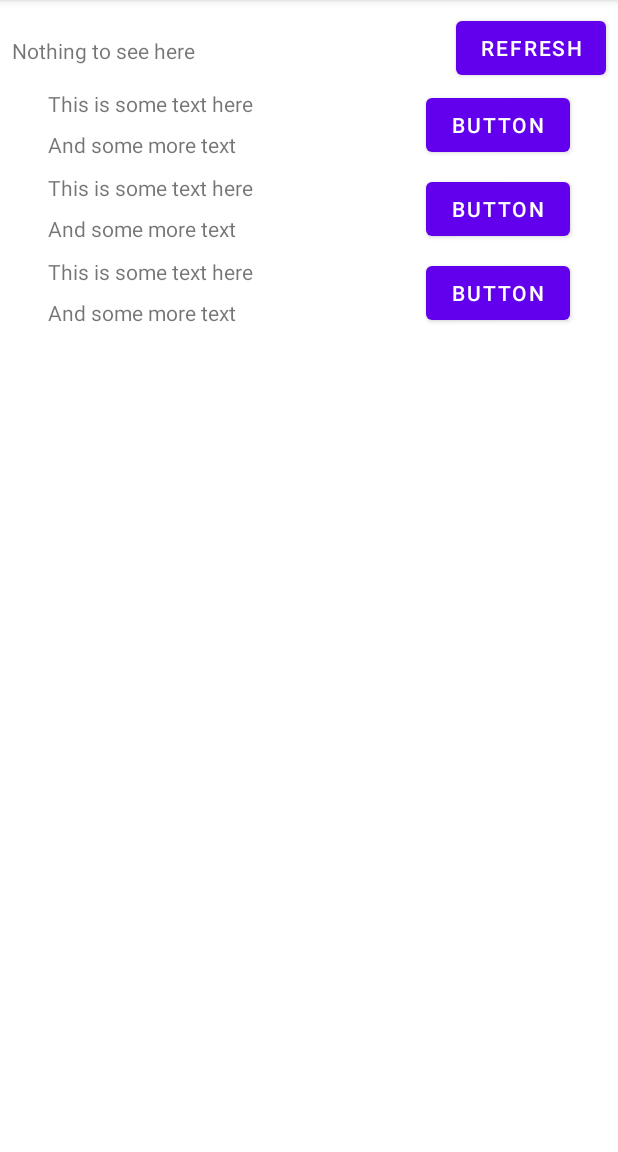
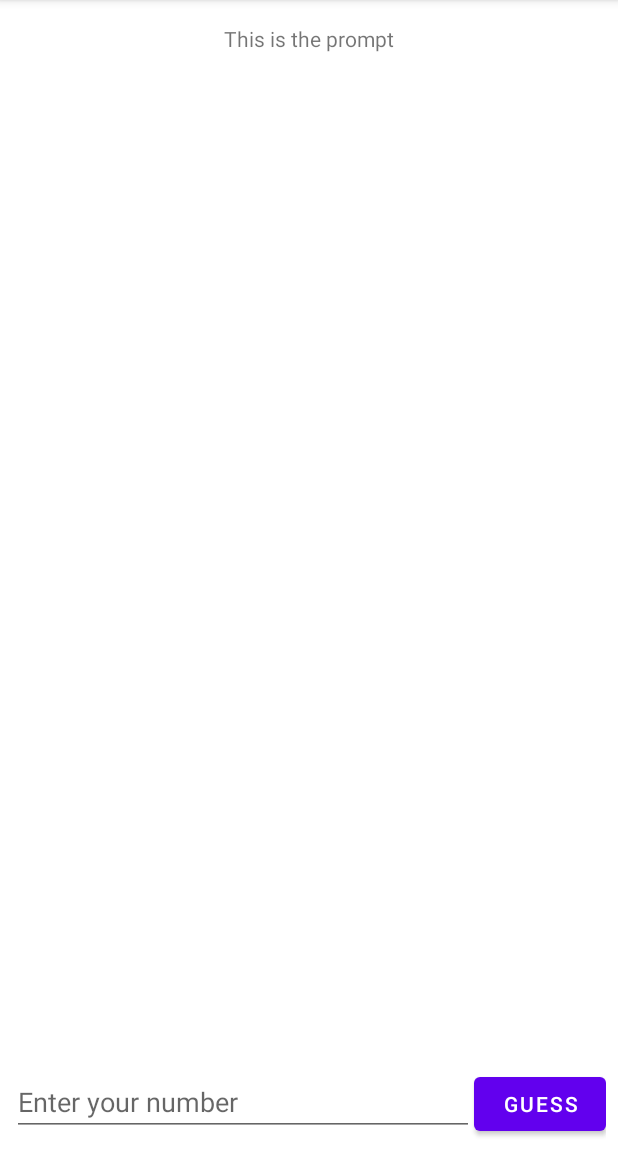
Before and after one commit to AlminPiricDojo/KotlinPractice, an Android app: the screen it shows after launch (MainActivity), on a phone screen of 412 x 824 dp, the part 84-1236 px from its top. Run offline under Robolectric (Android 15) with nearby library versions, the phone set to English and light mode, and no system bars.

Commit message:
Basic RecyclerView Setup

```diff
--- a/app/build.gradle
+++ b/app/build.gradle
@@ -1,6 +1,7 @@
 plugins {
     id 'com.android.application'
     id 'kotlin-android'
+    id 'kotlin-android-extensions'
 }
 
 android {
--- a/app/src/main/java/com/example/kotlinpractice/MainActivity.kt
+++ b/app/src/main/java/com/example/kotlinpractice/MainActivity.kt
@@ -2,53 +2,43 @@ package com.example.kotlinpractice
 
 import androidx.appcompat.app.AppCompatActivity
 import android.os.Bundle
-import android.util.Log
 import android.widget.Button
-import android.widget.TextView
+import android.widget.EditText
+import androidx.constraintlayout.widget.ConstraintLayout
 import androidx.recyclerview.widget.LinearLayoutManager
-import androidx.recyclerview.widget.RecyclerView
-import com.example.kotlinpractice.tools.CardAdapter
-import kotlin.random.Random
+import com.google.android.material.snackbar.Snackbar
+import kotlinx.android.synthetic.main.activity_main.*
 
 class MainActivity : AppCompatActivity() {
-
-    private lateinit var rvBoard: RecyclerView
-    private lateinit var sampleText: TextView
-    private lateinit var refreshButton: Button
+    private lateinit var clRoot: ConstraintLayout
+    private lateinit var guessField: EditText
+    private lateinit var guessButton: Button
+    private lateinit var messages: ArrayList<String>
 
     override fun onCreate(savedInstanceState: Bundle?) {
         super.onCreate(savedInstanceState)
         setContentView(R.layout.activity_main)
 
-        sampleText = findViewById(R.id.tvSample)
-        refreshButton = findViewById(R.id.btRefresh)
-        refreshButton.setOnClickListener { changeText() }
+        clRoot = findViewById(R.id.clRoot)
+        messages = ArrayList()
 
-        rvBoard = findViewById(R.id.rvBoard)
+        rvMessages.adapter = MessageAdapter(this, messages)
+        rvMessages.layoutManager = LinearLayoutManager(this)
 
-        rvBoard.adapter = CardAdapter(this, 3)
-//        rvBoard.setHasFixedSize(true)
-        rvBoard.layoutManager = LinearLayoutManager(this)
+        guessField = findViewById(R.id.etGuessField)
+        guessButton = findViewById(R.id.btGuessButton)
+
+        guessButton.setOnClickListener { addMessage() }
     }
 
-    override fun onSaveInstanceState(outState: Bundle) {
-        super.onSaveInstanceState(outState)
-
-        val myText: String = sampleText.text.toString()
-        outState.putString("savedString", myText)
-    }
-
-    override fun onRestoreInstanceState(savedInstanceState: Bundle) {
-        super.onRestoreInstanceState(savedInstanceState)
-
-        val myText = savedInstanceState.getString("savedString", "this is the default")
-        sampleText.text = myText
-    }
-
-    private fun changeText(){
-        val randomNum = Random.nextInt(2, 9)
-        Log.i("MainActivity", "NUM: $randomNum")
-        if(randomNum%2==0){sampleText.text = "The text has been changed"}
-        else{sampleText.text = "The number was not even"}
+    private fun addMessage(){
+        val msg = guessField.text.toString()
+        if(msg.isNotEmpty()){
+            messages.add(msg)
+            guessField.text.clear()
+            guessField.clearFocus()
+        }else{
+            Snackbar.make(clRoot, "Please enter some text", Snackbar.LENGTH_LONG).show()
+        }
     }
 }
--- a/app/src/main/java/com/example/kotlinpractice/tools/CardAdapter.kt
+++ /dev/null
@@ -1,31 +0,0 @@
-package com.example.kotlinpractice.tools
-
-import android.content.Context
-import android.view.LayoutInflater
-import android.view.View
-import android.view.ViewGroup
-import androidx.recyclerview.widget.RecyclerView
-import com.example.kotlinpractice.R
-
-class CardAdapter(
-    private val context: Context,
-    private val amount: Int
-) : RecyclerView.Adapter<CardAdapter.ViewHolder>() {
-
-    inner class ViewHolder(itemView: View) : RecyclerView.ViewHolder(itemView){
-        fun bind(position: Int){
-            println("HI")
-        }
-    }
-
-    override fun onCreateViewHolder(parent: ViewGroup, viewType: Int): ViewHolder {
-        val view = LayoutInflater.from(context).inflate(R.layout.card_image, parent, false)
-        return ViewHolder(view)
-    }
-
-    override fun onBindViewHolder(holder: ViewHolder, position: Int) {
-        holder.bind(position)
-    }
-
-    override fun getItemCount(): Int = amount
-}
--- a/app/src/main/res/layout/activity_main.xml
+++ b/app/src/main/res/layout/activity_main.xml
@@ -4,41 +4,59 @@
     xmlns:tools="http://schemas.android.com/tools"
     android:layout_width="match_parent"
     android:layout_height="match_parent"
+    android:id="@+id/clRoot"
     tools:context=".MainActivity">
 
     <TextView
-        android:id="@+id/tvSample"
-        android:layout_width="0dp"
+        android:id="@+id/tvPrompt"
+        android:layout_width="wrap_content"
         android:layout_height="wrap_content"
         android:layout_marginStart="8dp"
-        android:layout_marginTop="24dp"
+        android:layout_marginTop="16dp"
         android:layout_marginEnd="8dp"
-        android:text="Nothing to see here"
-        app:layout_constraintEnd_toStartOf="@id/btRefresh"
+        android:text="This is the prompt"
+        app:layout_constraintEnd_toEndOf="parent"
         app:layout_constraintStart_toStartOf="parent"
         app:layout_constraintTop_toTopOf="parent" />
 
-    <Button
-        android:id="@+id/btRefresh"
-        android:layout_width="wrap_content"
+    <androidx.recyclerview.widget.RecyclerView
+        android:id="@+id/rvMessages"
+        android:layout_width="match_parent"
+        android:layout_height="0dp"
+        android:layout_marginStart="8dp"
+        android:layout_marginTop="16dp"
+        android:layout_marginEnd="8dp"
+        app:layout_constraintEnd_toEndOf="parent"
+        app:layout_constraintStart_toStartOf="parent"
+        app:layout_constraintTop_toBottomOf="@+id/tvPrompt"
+        app:layout_constraintBottom_toTopOf="@id/llBottom"/>
+
+    <LinearLayout
+        android:id="@+id/llBottom"
+        android:layout_width="match_parent"
         android:layout_height="wrap_content"
-        android:layout_marginTop="8dp"
+        android:layout_marginStart="8dp"
+        android:layout_marginTop="16dp"
         android:layout_marginEnd="8dp"
-        android:text="Refresh"
-        app:layout_constraintEnd_toEndOf="parent"
-        app:layout_constraintStart_toEndOf="@+id/tvSample"
-        app:layout_constraintTop_toTopOf="parent" />
-
-    <androidx.recyclerview.widget.RecyclerView
-        android:id="@+id/rvBoard"
-        android:layout_width="0dp"
-        android:layout_height="0dp"
-        android:layout_marginStart="16dp"
-        android:layout_marginTop="8dp"
-        android:layout_marginEnd="16dp"
         android:layout_marginBottom="8dp"
+        android:orientation="horizontal"
         app:layout_constraintBottom_toBottomOf="parent"
         app:layout_constraintEnd_toEndOf="parent"
         app:layout_constraintStart_toStartOf="parent"
-        app:layout_constraintTop_toBottomOf="@id/tvSample" />
+        >
+        <EditText
+            android:id="@+id/etGuessField"
+            android:layout_width="0dp"
+            android:layout_height="wrap_content"
+            android:layout_weight="1"
+            android:hint="Enter your number"
+            android:singleLine="true"
+            />
+        <Button
+            android:id="@+id/btGuessButton"
+            android:layout_width="wrap_content"
+            android:layout_height="wrap_content"
+            android:layout_gravity="end"
+            android:text="Guess"/>
+    </LinearLayout>
 </androidx.constraintlayout.widget.ConstraintLayout>
--- a/app/src/main/res/layout/card_image.xml
+++ /dev/null
@@ -1,40 +0,0 @@
-<?xml version="1.0" encoding="utf-8"?>
-<androidx.constraintlayout.widget.ConstraintLayout xmlns:android="http://schemas.android.com/apk/res/android"
-    xmlns:app="http://schemas.android.com/apk/res-auto"
-    android:layout_width="match_parent"
-    android:layout_height="wrap_content"
-    android:orientation="vertical">
-
-    <TextView
-        android:id="@+id/textView"
-        android:layout_width="0dp"
-        android:layout_height="wrap_content"
-        android:layout_marginStart="16dp"
-        android:layout_marginTop="8dp"
-        android:text="This is some text here"
-        app:layout_constraintEnd_toStartOf="@+id/button"
-        app:layout_constraintStart_toStartOf="parent"
-        app:layout_constraintTop_toTopOf="parent" />
-
-    <TextView
-        android:id="@+id/textView2"
-        android:layout_width="0dp"
-        android:layout_height="wrap_content"
-        android:layout_marginStart="16dp"
-        android:layout_marginTop="8dp"
-        android:text="And some more text"
-        app:layout_constraintEnd_toStartOf="@+id/button"
-        app:layout_constraintStart_toStartOf="parent"
-        app:layout_constraintTop_toBottomOf="@id/textView" />
-
-    <Button
-        android:id="@+id/button"
-        android:layout_width="96dp"
-        android:layout_height="wrap_content"
-        android:layout_marginTop="8dp"
-        android:layout_marginEnd="16dp"
-        android:text="Button"
-        app:layout_constraintEnd_toEndOf="parent"
-        app:layout_constraintStart_toEndOf="@+id/textView2"
-        app:layout_constraintTop_toTopOf="parent" />
-</androidx.constraintlayout.widget.ConstraintLayout>
```
Also changed, not shown: app/src/main/java/com/example/kotlinpractice/MessageAdapter.kt (added, +33 -0 lines), app/src/main/java/com/example/kotlinpractice/RegistrationUtil.kt (deleted, +0 -29 lines), app/src/main/java/com/example/kotlinpractice/ResourceComparer.kt (deleted, +0 -9 lines), app/src/main/res/layout/item_custom_row.xml (added, +13 -0 lines).
